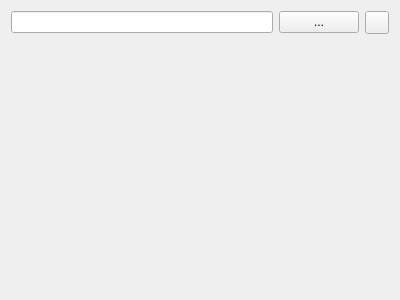
This is integrations/reloadablefile/taskpanel.ui in Ondsel-Development/Ondsel-Lens-Addon as Qt 5 draws it before an edit. The edited form follows.
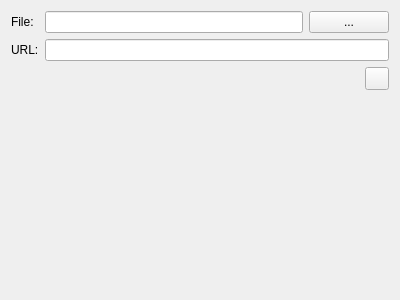
This is the edited form. Icons and pictures are not drawn.

Commit message: Add support for https links

Diff of the .ui file:
```diff
--- a/integrations/reloadablefile/taskpanel.ui
+++ b/integrations/reloadablefile/taskpanel.ui
@@ -15,18 +15,37 @@
   </property>
   <layout class="QVBoxLayout" name="verticalLayout">
    <item>
-    <layout class="QHBoxLayout" name="horizontalLayout">
-     <item>
+    <layout class="QGridLayout" name="gridLayout_2">
+     <item row="2" column="1" colspan="2">
+      <widget class="QLineEdit" name="lineEditUrl"/>
+     </item>
+     <item row="1" column="1">
       <widget class="QLineEdit" name="lineEditFilePath"/>
      </item>
-     <item>
+     <item row="1" column="0">
+      <widget class="QLabel" name="labelFile">
+       <property name="text">
+        <string>File:</string>
+       </property>
+      </widget>
+     </item>
+     <item row="2" column="0">
+      <widget class="QLabel" name="labelUrl">
+       <property name="text">
+        <string>URL:</string>
+       </property>
+      </widget>
+     </item>
+     <item row="1" column="2">
       <widget class="QPushButton" name="buttonBrowse">
        <property name="text">
         <string>...</string>
        </property>
       </widget>
      </item>
-     <item>
+    </layout>
+   </item>
+   <item alignment="Qt::AlignmentFlag::AlignRight">
       <widget class="QToolButton" name="buttonRefresh">
        <property name="text">
         <string/>
@@ -37,8 +56,6 @@
        </property>
       </widget>
      </item>
-    </layout>
-   </item>
    <item>
     <spacer name="verticalSpacer">
      <property name="orientation">
```
Left out of the diff: 4 changed lines with no effect on the pictures. Lines whose indentation alone changed are shown as unchanged. The commit also changes 1 other file.
